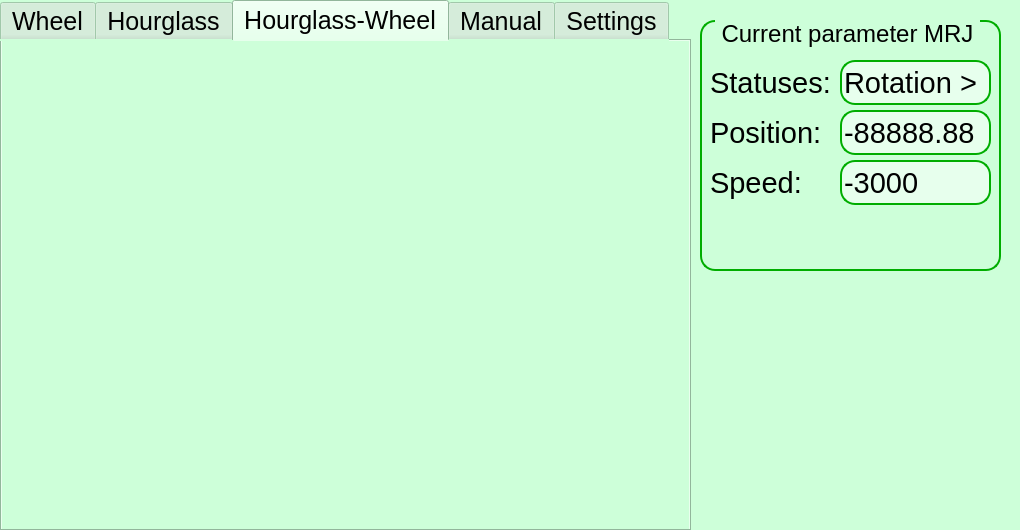
LeDima/Motor-control-MELSERVO-, file GUI.ui: the form before one commit.
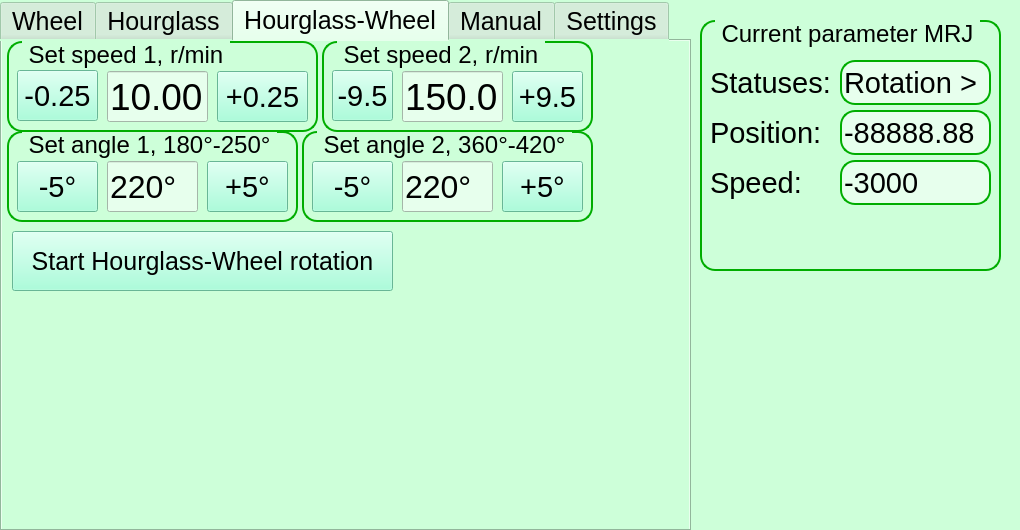
The form after the commit. The open tabs and pages were chosen to show the change.

Diff of the .ui file:
```diff
--- a/GUI.ui
+++ b/GUI.ui
@@ -1418,6 +1418,440 @@
      <attribute name="title">
       <string>Hourglass-Wheel</string>
      </attribute>
+     <widget class="QGroupBox" name="groupBoxSet_Speed2_HourWheel">
+      <property name="geometry">
+       <rect>
+        <x>320</x>
+        <y>0</y>
+        <width>271</width>
+        <height>91</height>
+       </rect>
+      </property>
+      <property name="font">
+       <font>
+        <family>Arial</family>
+        <pointsize>18</pointsize>
+       </font>
+      </property>
+      <property name="styleSheet">
+       <string notr="true">QGroupBox {
+    border: 2px solid rgb(0, 173, 0);
+    border-radius: 15px;
+    margin-top: 0.85em;
+}
+QGroupBox::title {
+    subcontrol-origin: margin;
+    left: 15px;
+    padding: 0 3px 0 3px;
+}</string>
+      </property>
+      <property name="title">
+       <string>Set speed 2, r/min</string>
+      </property>
+      <widget class="QLineEdit" name="lineEdit_Speed2_HourWheel_IN">
+       <property name="geometry">
+        <rect>
+         <x>80</x>
+         <y>30</y>
+         <width>101</width>
+         <height>51</height>
+        </rect>
+       </property>
+       <property name="font">
+        <font>
+         <family>Arial</family>
+         <pointsize>28</pointsize>
+        </font>
+       </property>
+       <property name="styleSheet">
+        <string notr="true">background-color: rgb(231, 255, 237);</string>
+       </property>
+       <property name="text">
+        <string>150.0</string>
+       </property>
+       <property name="dragEnabled">
+        <bool>false</bool>
+       </property>
+       <property name="readOnly">
+        <bool>true</bool>
+       </property>
+      </widget>
+      <widget class="QPushButton" name="button_Speed2_HourWheel_m100">
+       <property name="geometry">
+        <rect>
+         <x>10</x>
+         <y>29</y>
+         <width>61</width>
+         <height>51</height>
+        </rect>
+       </property>
+       <property name="font">
+        <font>
+         <family>Arial</family>
+         <pointsize>22</pointsize>
+        </font>
+       </property>
+       <property name="styleSheet">
+        <string notr="true">background-color: rgb(146, 255, 210);</string>
+       </property>
+       <property name="text">
+        <string>-9.5</string>
+       </property>
+      </widget>
+      <widget class="QPushButton" name="button_Speed2_HourWheel_p100">
+       <property name="geometry">
+        <rect>
+         <x>190</x>
+         <y>30</y>
+         <width>71</width>
+         <height>51</height>
+        </rect>
+       </property>
+       <property name="font">
+        <font>
+         <family>Arial</family>
+         <pointsize>22</pointsize>
+        </font>
+       </property>
+       <property name="styleSheet">
+        <string notr="true">background-color: rgb(146, 255, 210);</string>
+       </property>
+       <property name="text">
+        <string>+9.5</string>
+       </property>
+      </widget>
+     </widget>
+     <widget class="QGroupBox" name="groupBoxSet_Speed1_HourWheel">
+      <property name="geometry">
+       <rect>
+        <x>5</x>
+        <y>0</y>
+        <width>311</width>
+        <height>91</height>
+       </rect>
+      </property>
+      <property name="font">
+       <font>
+        <family>Arial</family>
+        <pointsize>18</pointsize>
+       </font>
+      </property>
+      <property name="styleSheet">
+       <string notr="true">QGroupBox {
+    border: 2px solid rgb(0, 173, 0);
+    border-radius: 15px;
+    margin-top: 0.85em;
+}
+QGroupBox::title {
+    subcontrol-origin: margin;
+    left: 15px;
+    padding: 0 3px 0 3px;
+}</string>
+      </property>
+      <property name="title">
+       <string>Set speed 1, r/min</string>
+      </property>
+      <widget class="QLineEdit" name="lineEdit_Speed1_HourWheel_IN">
+       <property name="geometry">
+        <rect>
+         <x>100</x>
+         <y>30</y>
+         <width>101</width>
+         <height>51</height>
+        </rect>
+       </property>
+       <property name="font">
+        <font>
+         <family>Arial</family>
+         <pointsize>28</pointsize>
+        </font>
+       </property>
+       <property name="styleSheet">
+        <string notr="true">background-color: rgb(231, 255, 237);</string>
+       </property>
+       <property name="text">
+        <string>10.00</string>
+       </property>
+       <property name="dragEnabled">
+        <bool>false</bool>
+       </property>
+       <property name="readOnly">
+        <bool>true</bool>
+       </property>
+      </widget>
+      <widget class="QPushButton" name="button_Speed1_HourWheel_m5">
+       <property name="geometry">
+        <rect>
+         <x>10</x>
+         <y>29</y>
+         <width>81</width>
+         <height>51</height>
+        </rect>
+       </property>
+       <property name="font">
+        <font>
+         <family>Arial</family>
+         <pointsize>22</pointsize>
+        </font>
+       </property>
+       <property name="styleSheet">
+        <string notr="true">background-color: rgb(146, 255, 210);</string>
+       </property>
+       <property name="text">
+        <string>-0.25</string>
+       </property>
+      </widget>
+      <widget class="QPushButton" name="button_Speed1_HourWheel_p5">
+       <property name="geometry">
+        <rect>
+         <x>210</x>
+         <y>30</y>
+         <width>91</width>
+         <height>51</height>
+        </rect>
+       </property>
+       <property name="font">
+        <font>
+         <family>Arial</family>
+         <pointsize>22</pointsize>
+        </font>
+       </property>
+       <property name="styleSheet">
+        <string notr="true">background-color: rgb(146, 255, 210);</string>
+       </property>
+       <property name="text">
+        <string>+0.25</string>
+       </property>
+      </widget>
+     </widget>
+     <widget class="QGroupBox" name="groupBoxSet_Angle1_HourWheel">
+      <property name="geometry">
+       <rect>
+        <x>5</x>
+        <y>90</y>
+        <width>291</width>
+        <height>91</height>
+       </rect>
+      </property>
+      <property name="font">
+       <font>
+        <family>Arial</family>
+        <pointsize>18</pointsize>
+       </font>
+      </property>
+      <property name="styleSheet">
+       <string notr="true">QGroupBox {
+    border: 2px solid rgb(0, 173, 0);
+    border-radius: 15px;
+    margin-top: 0.85em;
+}
+QGroupBox::title {
+    subcontrol-origin: margin;
+    left: 15px;
+    padding: 0 3px 0 3px;
+}</string>
+      </property>
+      <property name="title">
+       <string>Set angle 1, 180°-250°</string>
+      </property>
+      <widget class="QLineEdit" name="lineEdit_Angle1_HourWheel">
+       <property name="geometry">
+        <rect>
+         <x>100</x>
+         <y>30</y>
+         <width>91</width>
+         <height>51</height>
+        </rect>
+       </property>
+       <property name="font">
+        <font>
+         <family>Arial</family>
+         <pointsize>24</pointsize>
+        </font>
+       </property>
+       <property name="styleSheet">
+        <string notr="true">background-color: rgb(231, 255, 237);</string>
+       </property>
+       <property name="text">
+        <string>220°</string>
+       </property>
+       <property name="dragEnabled">
+        <bool>false</bool>
+       </property>
+       <property name="readOnly">
+        <bool>true</bool>
+       </property>
+      </widget>
+      <widget class="QPushButton" name="button_Angle1_HourWheel_m5">
+       <property name="geometry">
+        <rect>
+         <x>10</x>
+         <y>30</y>
+         <width>81</width>
+         <height>51</height>
+        </rect>
+       </property>
+       <property name="font">
+        <font>
+         <family>Arial</family>
+         <pointsize>22</pointsize>
+        </font>
+       </property>
+       <property name="styleSheet">
+        <string notr="true">background-color: rgb(146, 255, 210);</string>
+       </property>
+       <property name="text">
+        <string>-5°</string>
+       </property>
+      </widget>
+      <widget class="QPushButton" name="button_Angle1_HourWheel_p5">
+       <property name="geometry">
+        <rect>
+         <x>200</x>
+         <y>30</y>
+         <width>81</width>
+         <height>51</height>
+        </rect>
+       </property>
+       <property name="font">
+        <font>
+         <family>Arial</family>
+         <pointsize>22</pointsize>
+        </font>
+       </property>
+       <property name="styleSheet">
+        <string notr="true">background-color: rgb(146, 255, 210);</string>
+       </property>
+       <property name="text">
+        <string>+5°</string>
+       </property>
+      </widget>
+     </widget>
+     <widget class="QGroupBox" name="groupBoxSet_Angle2_HourWheel">
+      <property name="geometry">
+       <rect>
+        <x>300</x>
+        <y>90</y>
+        <width>291</width>
+        <height>91</height>
+       </rect>
+      </property>
+      <property name="font">
+       <font>
+        <family>Arial</family>
+        <pointsize>18</pointsize>
+       </font>
+      </property>
+      <property name="styleSheet">
+       <string notr="true">QGroupBox {
+    border: 2px solid rgb(0, 173, 0);
+    border-radius: 15px;
+    margin-top: 0.85em;
+}
+QGroupBox::title {
+    subcontrol-origin: margin;
+    left: 15px;
+    padding: 0 3px 0 3px;
+}</string>
+      </property>
+      <property name="title">
+       <string>Set angle 2, 360°-420°</string>
+      </property>
+      <widget class="QLineEdit" name="lineEdit_Angle2_HourWheel">
+       <property name="geometry">
+        <rect>
+         <x>100</x>
+         <y>30</y>
+         <width>91</width>
+         <height>51</height>
+        </rect>
+       </property>
+       <property name="font">
+        <font>
+         <family>Arial</family>
+         <pointsize>24</pointsize>
+        </font>
+       </property>
+       <property name="styleSheet">
+        <string notr="true">background-color: rgb(231, 255, 237);</string>
+       </property>
+       <property name="text">
+        <string>220°</string>
+       </property>
+       <property name="dragEnabled">
+        <bool>false</bool>
+       </property>
+       <property name="readOnly">
+        <bool>true</bool>
+       </property>
+      </widget>
+      <widget class="QPushButton" name="button_Angle2_HourWheel_m5">
+       <property name="geometry">
+        <rect>
+         <x>10</x>
+         <y>30</y>
+         <width>81</width>
+         <height>51</height>
+        </rect>
+       </property>
+       <property name="font">
+        <font>
+         <family>Arial</family>
+         <pointsize>22</pointsize>
+        </font>
+       </property>
+       <property name="styleSheet">
+        <string notr="true">background-color: rgb(146, 255, 210);</string>
+       </property>
+       <property name="text">
+        <string>-5°</string>
+       </property>
+      </widget>
+      <widget class="QPushButton" name="button_Angle2_HourWheel_p5">
+       <property name="geometry">
+        <rect>
+         <x>200</x>
+         <y>30</y>
+         <width>81</width>
+         <height>51</height>
+        </rect>
+       </property>
+       <property name="font">
+        <font>
+         <family>Arial</family>
+         <pointsize>22</pointsize>
+        </font>
+       </property>
+       <property name="styleSheet">
+        <string notr="true">background-color: rgb(146, 255, 210);</string>
+       </property>
+       <property name="text">
+        <string>+5°</string>
+       </property>
+      </widget>
+     </widget>
+     <widget class="QPushButton" name="button_Start_HourWheel">
+      <property name="geometry">
+       <rect>
+        <x>10</x>
+        <y>190</y>
+        <width>381</width>
+        <height>60</height>
+       </rect>
+      </property>
+      <property name="font">
+       <font>
+        <family>Arial</family>
+        <pointsize>19</pointsize>
+       </font>
+      </property>
+      <property name="styleSheet">
+       <string notr="true">background-color: rgb(146, 255, 210);</string>
+      </property>
+      <property name="text">
+       <string>Start Hourglass-Wheel rotation</string>
+      </property>
+     </widget>
     </widget>
     <widget class="QWidget" name="Tab_Manual">
      <attribute name="title">
```
Left out of the diff: 2 changed lines with no effect on the pictures.
